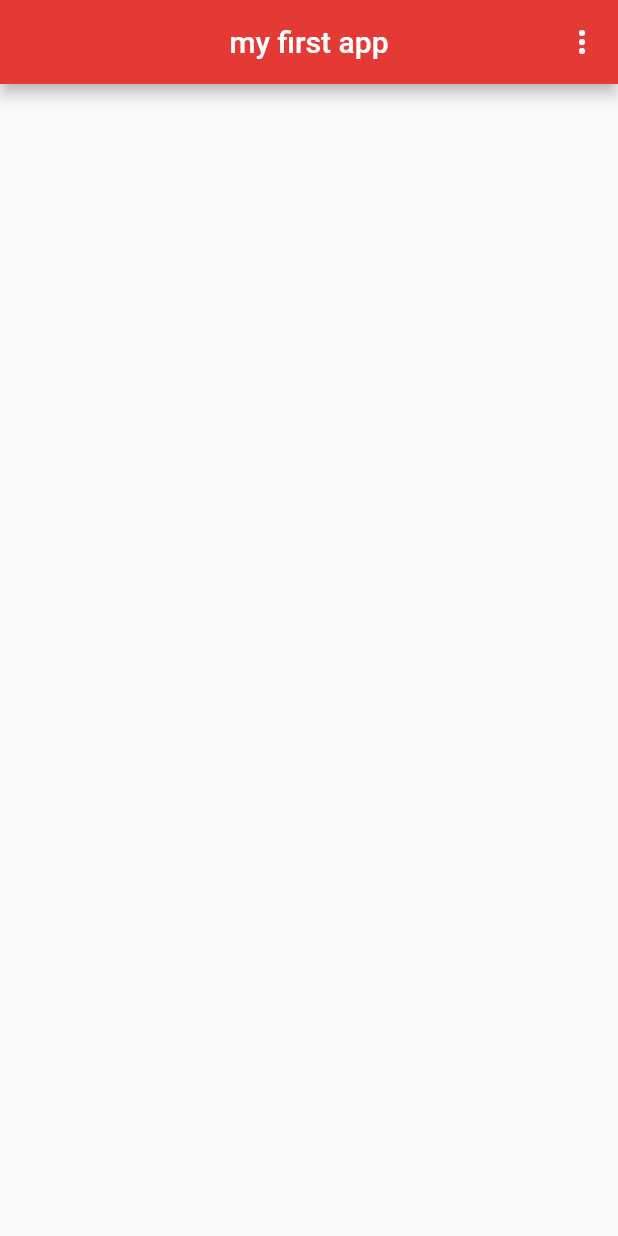
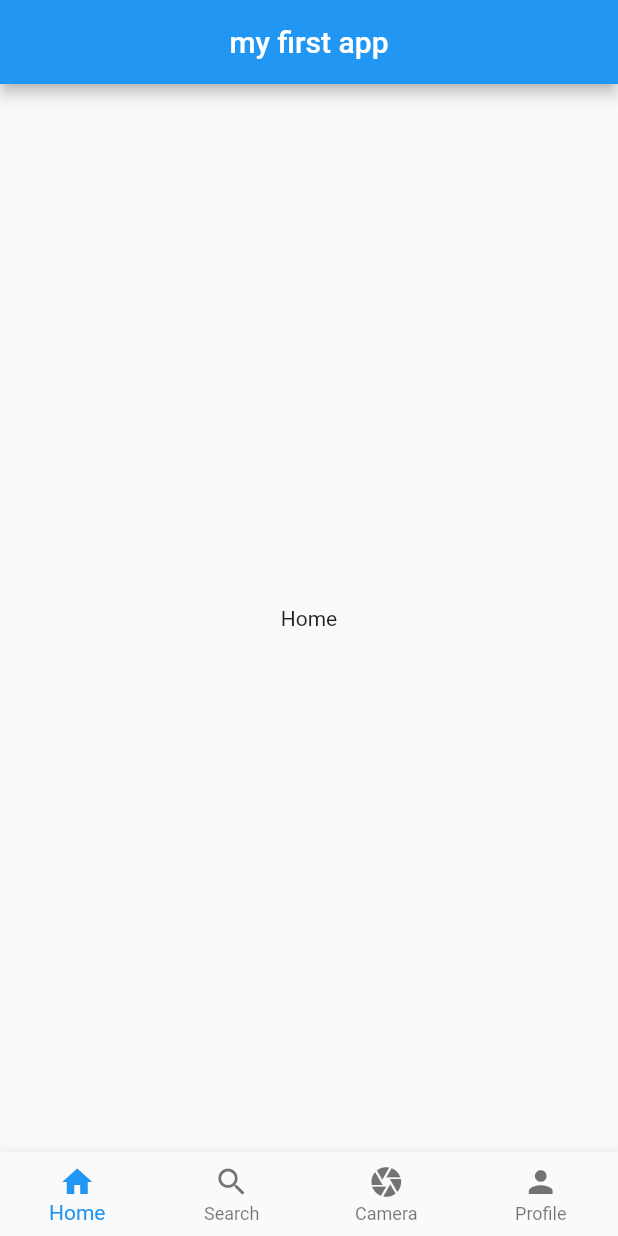
Before and after one commit to rekib0023/learning-flutter, a Flutter app: the screen it shows after launch, on a phone screen of 412 x 824 dp. Run offline on Flutter 3.47's test engine with Material 2 defaults, Android fonts, the phone set to English and light mode, and no system bars.

```diff
--- a/lib/main.dart
+++ b/lib/main.dart
@@ -5,43 +5,70 @@ void main() => runApp(MaterialApp(
   home: Home(),
     ));
 
-class Home extends StatelessWidget {
+class Home extends StatefulWidget {
+  @override
+  _HomeState createState() => _HomeState();
+}
+
+class _HomeState extends State<Home> {
+
+  int _currentIndex = 0;
+
+  final tabs = [
+    Center(child: Text('Home'),),
+    Center(child: Text('Search'),),
+    Center(child: Text('Camera'),),
+    Center(child: Text('Profile'),),
+  ];
+
   @override
   Widget build(BuildContext context) {
     return Scaffold(
       appBar: AppBar(
         title: Text('my first app'),
         centerTitle: true,
-      backgroundColor: Colors.red[600],
-      actions: <Widget>[
-        PopupMenuButton<String>(
-          onSelected: choiceAction,
-          itemBuilder: (BuildContext context) {
-            return Constants.choices.map((String choice) {
-              return PopupMenuItem<String>(
-                value: choice,
-                child: Text(choice),
-              );
-            }).toList();
-          },
+      ),
+      body: tabs[_currentIndex],
+      bottomNavigationBar: BottomNavigationBar(
+        currentIndex: _currentIndex,
+        type: BottomNavigationBarType.fixed,
+        items: [
+          BottomNavigationBarItem(
+            icon: Icon(Icons.home),
+            title: Text('Home'),
+          ),
+          BottomNavigationBarItem(
+            icon: Icon(Icons.search),
+            title: Text('Search'),
+          ),
+          BottomNavigationBarItem(
+            icon: Icon(Icons.camera),
+            title: Text('Camera'),
+          ),
+          BottomNavigationBarItem(
+            icon: Icon(Icons.person),
+            title: Text('Profile'),
           ),
         ],
+        onTap: (index) {
+          setState(() {
+            _currentIndex=index;
+          });
+        },
       ),
     );
   }
 
-
-  void choiceAction(String choice){
-    if(choice == Constants.Settings){
+  void choiceAction(String choice) {
+    if (choice == Constants.Settings) {
       // TODO create settings model
       print('settings');
-    } else if(choice == Constants.Subscribe){
+    } else if (choice == Constants.Subscribe) {
       // TODO create settings model
       print('subscribe');
-    } else if(choice == Constants.SignOut){
+    } else if (choice == Constants.SignOut) {
       // TODO create settings model
       print('sign out');
     }
   }
-
 }
```
Lines whose indentation alone changed are shown as unchanged.
